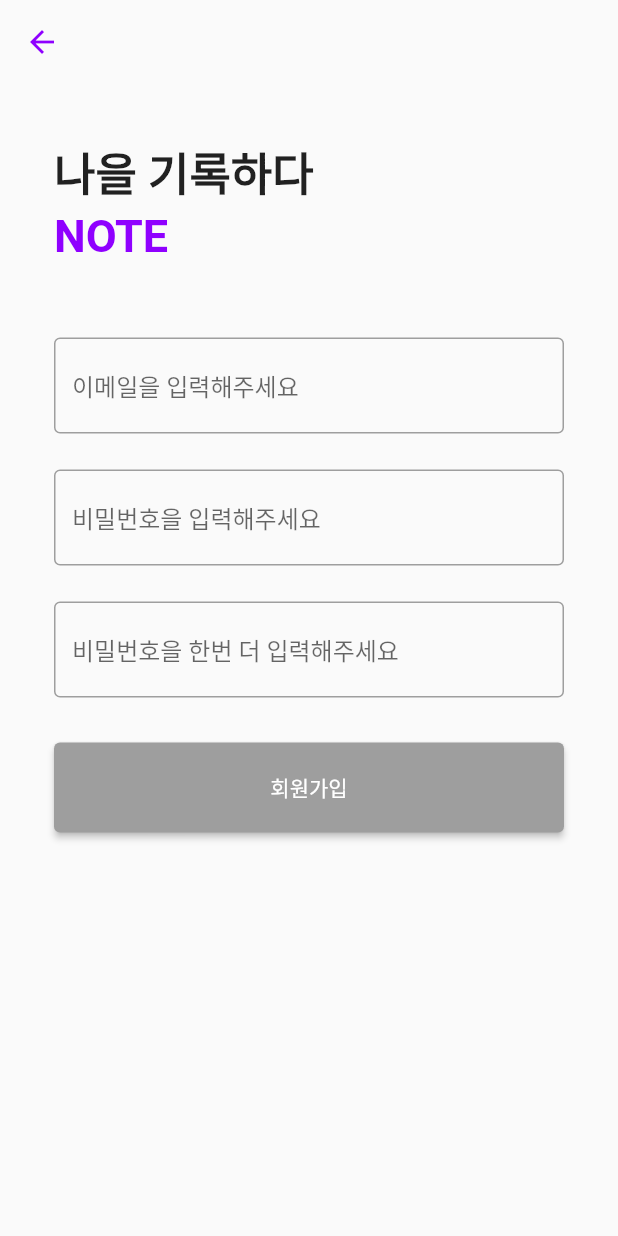
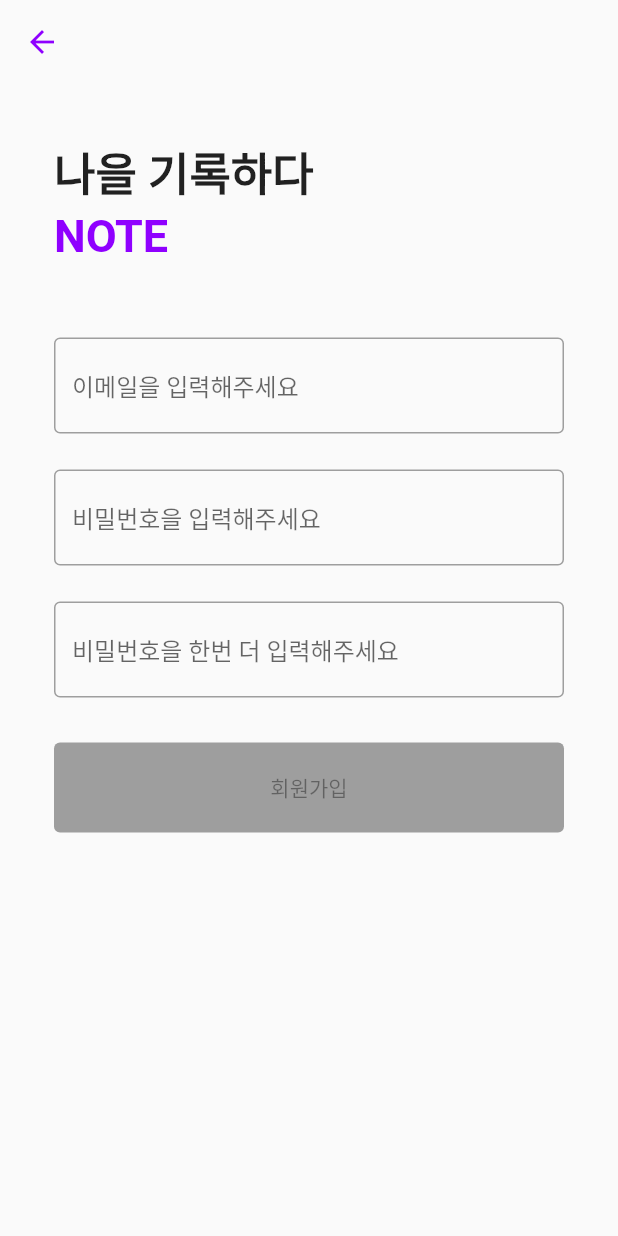
Before and after one commit to hyeok96/diary_app, a Flutter app: the SignupScreen screen opened by its route, on a phone screen of 412 x 824 dp. Run offline on Flutter 3.47's test engine with Material 2 defaults, Android fonts, the phone set to English and light mode, and no system bars; our stand-ins replace firebase_auth, firebase_core, get; accounts and stored records are empty.

Commit message:
complete login and signup

```diff
--- a/lib/view/screens/signup_screen.dart
+++ b/lib/view/screens/signup_screen.dart
@@ -56,6 +56,16 @@ class SignupScreen extends GetView<SignupController> {
                   decoration: InputDecoration(
                     errorText: controller.emailErrorText.value,
                     hintText: "이메일을 입력해주세요",
+                    focusedErrorBorder: const OutlineInputBorder(
+                      borderSide: BorderSide(
+                        color: Color(0xff8F00FF),
+                      ),
+                    ),
+                    errorBorder: const OutlineInputBorder(
+                      borderSide: BorderSide(
+                        color: Color(0xff8F00FF),
+                      ),
+                    ),
                     enabledBorder: const OutlineInputBorder(
                       borderSide: BorderSide(color: Colors.grey),
                     ),
@@ -72,14 +82,26 @@ class SignupScreen extends GetView<SignupController> {
               const SizedBox(
                 height: 24,
               ),
-              TextField(
+              Obx(
+                () => TextField(
                   controller: controller.pwController,
-                decoration: const InputDecoration(
+                  decoration: InputDecoration(
+                    errorText: controller.pwErrorText.value,
                     hintText: "비밀번호을 입력해주세요",
-                  enabledBorder: OutlineInputBorder(
+                    focusedErrorBorder: const OutlineInputBorder(
+                      borderSide: BorderSide(
+                        color: Color(0xff8F00FF),
+                      ),
+                    ),
+                    errorBorder: const OutlineInputBorder(
+                      borderSide: BorderSide(
+                        color: Color(0xff8F00FF),
+                      ),
+                    ),
+                    enabledBorder: const OutlineInputBorder(
                       borderSide: BorderSide(color: Colors.grey),
                     ),
-                  focusedBorder: OutlineInputBorder(
+                    focusedBorder: const OutlineInputBorder(
                       borderSide: BorderSide(
                         color: Color(0xff8F00FF),
                       ),
@@ -87,6 +109,7 @@ class SignupScreen extends GetView<SignupController> {
                   ),
                   cursorColor: const Color(0xff8F00FF),
                   obscureText: true,
+                ),
               ),
               const SizedBox(
                 height: 24,
@@ -96,16 +119,21 @@ class SignupScreen extends GetView<SignupController> {
                   controller: controller.checkPwController,
                   decoration: InputDecoration(
                     hintText: "비밀번호을 한번 더 입력해주세요",
+                    focusedErrorBorder: const OutlineInputBorder(
+                      borderSide: BorderSide(
+                        color: Color(0xff8F00FF),
+                      ),
+                    ),
+                    errorBorder: const OutlineInputBorder(
+                      borderSide: BorderSide(
+                        color: Color(0xff8F00FF),
+                      ),
+                    ),
                     errorText: controller.checkPwErrorText.value,
                     enabledBorder: const OutlineInputBorder(
                       borderSide: BorderSide(color: Colors.grey),
                     ),
                     focusedBorder: const OutlineInputBorder(
-                      borderSide: BorderSide(
-                        color: Color(0xff8F00FF),
-                      ),
-                    ),
-                    errorBorder: const OutlineInputBorder(
                       borderSide: BorderSide(
                         color: Color(0xff8F00FF),
                       ),
@@ -122,7 +150,9 @@ class SignupScreen extends GetView<SignupController> {
                 height: 60,
                 child: Obx(
                   () => ElevatedButton(
-                    onPressed: controller.signup,
+                    onPressed: controller.textFiledisNotEmpty.value
+                        ? controller.signup
+                        : null,
                     style: ButtonStyle(
                       backgroundColor: MaterialStatePropertyAll(
                           // Color(0xff8F00FF),
```
Also changed, not shown: lib/controllers/auth_controller.dart (+15 -3 lines), lib/controllers/login_controller.dart (+29 -4 lines), lib/controllers/signup_controller.dart (+37 -3 lines), lib/view/screens/home_screen.dart (+10 -2 lines), lib/view/screens/login_screen.dart (+32 -7 lines). Lines whose indentation alone changed are shown as unchanged.
